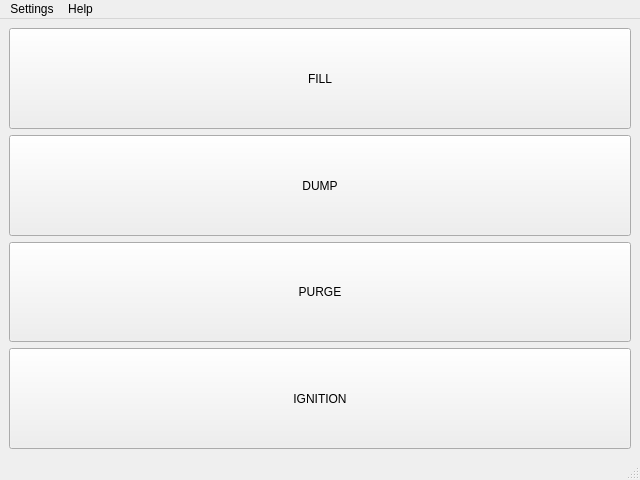
UEC-wings/GSE-CON, file gui/ui/ControlPanel.ui: the form before one commit.
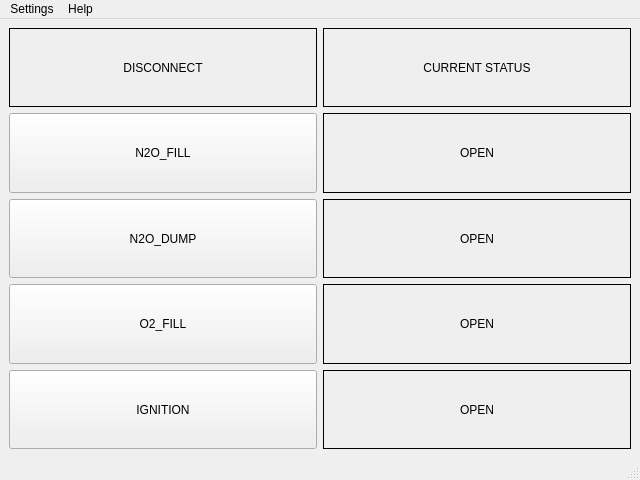
The form after the commit.

Commit message: add gse-con sequence image, update ControlPanel.ui,, refactor gse_con

Diff of the .ui file:
```diff
--- a/gui/ui/ControlPanel.ui
+++ b/gui/ui/ControlPanel.ui
@@ -14,11 +14,43 @@
    <string>ControlPanel</string>
   </property>
   <widget class="QWidget" name="centralwidget">
-   <layout class="QHBoxLayout" name="horizontalLayout">
+   <layout class="QVBoxLayout" name="verticalLayout_2">
     <item>
      <layout class="QVBoxLayout" name="verticalLayout">
       <item>
-       <widget class="QPushButton" name="fill_button">
+       <layout class="QHBoxLayout" name="horizontalLayout_5">
+        <item>
+         <widget class="QLabel" name="current_connection_label">
+          <property name="frameShape">
+           <enum>QFrame::Shape::Box</enum>
+          </property>
+          <property name="text">
+           <string>DISCONNECT</string>
+          </property>
+          <property name="alignment">
+           <set>Qt::AlignmentFlag::AlignCenter</set>
+          </property>
+         </widget>
+        </item>
+        <item>
+         <widget class="QLabel" name="current_status_label">
+          <property name="frameShape">
+           <enum>QFrame::Shape::Box</enum>
+          </property>
+          <property name="text">
+           <string>CURRENT STATUS</string>
+          </property>
+          <property name="alignment">
+           <set>Qt::AlignmentFlag::AlignCenter</set>
+          </property>
+         </widget>
+        </item>
+       </layout>
+      </item>
+      <item>
+       <layout class="QHBoxLayout" name="horizontalLayout">
+        <item>
+         <widget class="QPushButton" name="n2o_fill_button">
         <property name="sizePolicy">
          <sizepolicy hsizetype="Ignored" vsizetype="Ignored">
           <horstretch>0</horstretch>
@@ -26,12 +58,29 @@
          </sizepolicy>
         </property>
         <property name="text">
-         <string>FILL</string>
+           <string>N2O_FILL</string>
         </property>
        </widget>
       </item>
       <item>
-       <widget class="QPushButton" name="dump_button">
+         <widget class="QLabel" name="n2o_fill_label">
+          <property name="frameShape">
+           <enum>QFrame::Shape::Box</enum>
+          </property>
+          <property name="text">
+           <string>OPEN</string>
+          </property>
+          <property name="alignment">
+           <set>Qt::AlignmentFlag::AlignCenter</set>
+          </property>
+         </widget>
+        </item>
+       </layout>
+      </item>
+      <item>
+       <layout class="QHBoxLayout" name="horizontalLayout_2">
+        <item>
+         <widget class="QPushButton" name="n2o_dump_button">
         <property name="sizePolicy">
          <sizepolicy hsizetype="Ignored" vsizetype="Ignored">
           <horstretch>0</horstretch>
@@ -39,12 +88,29 @@
          </sizepolicy>
         </property>
         <property name="text">
-         <string>DUMP</string>
+           <string>N2O_DUMP</string>
         </property>
        </widget>
       </item>
       <item>
-       <widget class="QPushButton" name="purge_button">
+         <widget class="QLabel" name="n2o_dump_label">
+          <property name="frameShape">
+           <enum>QFrame::Shape::Box</enum>
+          </property>
+          <property name="text">
+           <string>OPEN</string>
+          </property>
+          <property name="alignment">
+           <set>Qt::AlignmentFlag::AlignCenter</set>
+          </property>
+         </widget>
+        </item>
+       </layout>
+      </item>
+      <item>
+       <layout class="QHBoxLayout" name="horizontalLayout_3">
+        <item>
+         <widget class="QPushButton" name="o2_fill_button">
         <property name="sizePolicy">
          <sizepolicy hsizetype="Ignored" vsizetype="Ignored">
           <horstretch>0</horstretch>
@@ -52,10 +118,27 @@
          </sizepolicy>
         </property>
         <property name="text">
-         <string>PURGE</string>
+           <string>O2_FILL</string>
         </property>
        </widget>
       </item>
+        <item>
+         <widget class="QLabel" name="o2_fill_label">
+          <property name="frameShape">
+           <enum>QFrame::Shape::Box</enum>
+          </property>
+          <property name="text">
+           <string>OPEN</string>
+          </property>
+          <property name="alignment">
+           <set>Qt::AlignmentFlag::AlignCenter</set>
+          </property>
+         </widget>
+        </item>
+       </layout>
+      </item>
+      <item>
+       <layout class="QHBoxLayout" name="horizontalLayout_4">
       <item>
        <widget class="QPushButton" name="ignition_button">
         <property name="sizePolicy">
@@ -69,6 +152,21 @@
         </property>
        </widget>
       </item>
+        <item>
+         <widget class="QLabel" name="ignition_label">
+          <property name="frameShape">
+           <enum>QFrame::Shape::Box</enum>
+          </property>
+          <property name="text">
+           <string>OPEN</string>
+          </property>
+          <property name="alignment">
+           <set>Qt::AlignmentFlag::AlignCenter</set>
+          </property>
+         </widget>
+        </item>
+       </layout>
+      </item>
      </layout>
     </item>
    </layout>
```
Left out of the diff: 2 changed lines with no effect on the pictures. Lines whose indentation alone changed are shown as unchanged. The commit also changes 4 other files.
